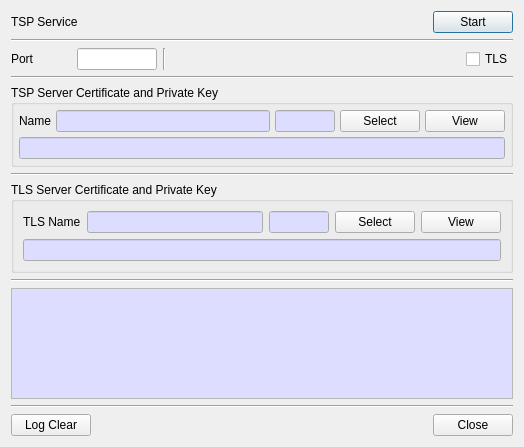
Old version of the form CertMan/tsp_service_dlg.ui in the repository jykim74/CertMan.
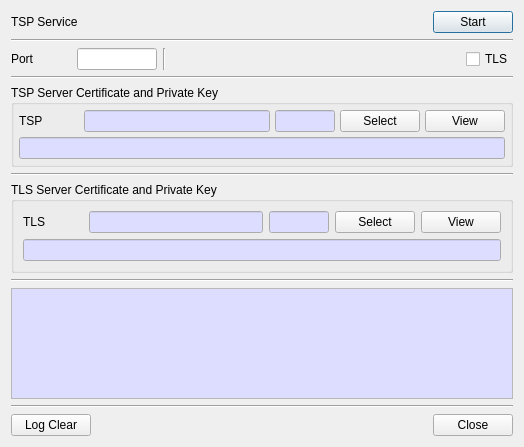
New version of the form.

What changed in the file:
```diff
--- a/CertMan/tsp_service_dlg.ui
+++ b/CertMan/tsp_service_dlg.ui
@@ -234,8 +234,14 @@
         </item>
         <item row="0" column="0">
          <widget class="QLabel" name="label_4">
+          <property name="minimumSize">
+           <size>
+            <width>60</width>
+            <height>0</height>
+           </size>
+          </property>
           <property name="text">
-           <string>Name</string>
+           <string>TSP</string>
           </property>
          </widget>
         </item>
@@ -308,8 +314,14 @@
        <layout class="QGridLayout" name="gridLayout_4">
         <item row="0" column="0">
          <widget class="QLabel" name="label_3">
+          <property name="minimumSize">
+           <size>
+            <width>60</width>
+            <height>0</height>
+           </size>
+          </property>
           <property name="text">
-           <string>TLS Name</string>
+           <string>TLS</string>
           </property>
          </widget>
         </item>
```
